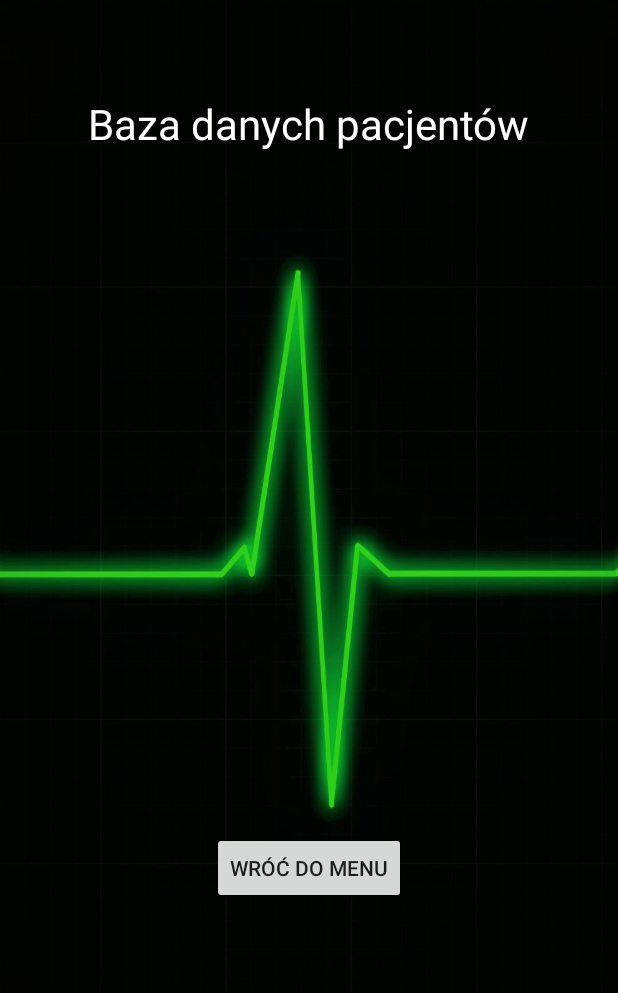
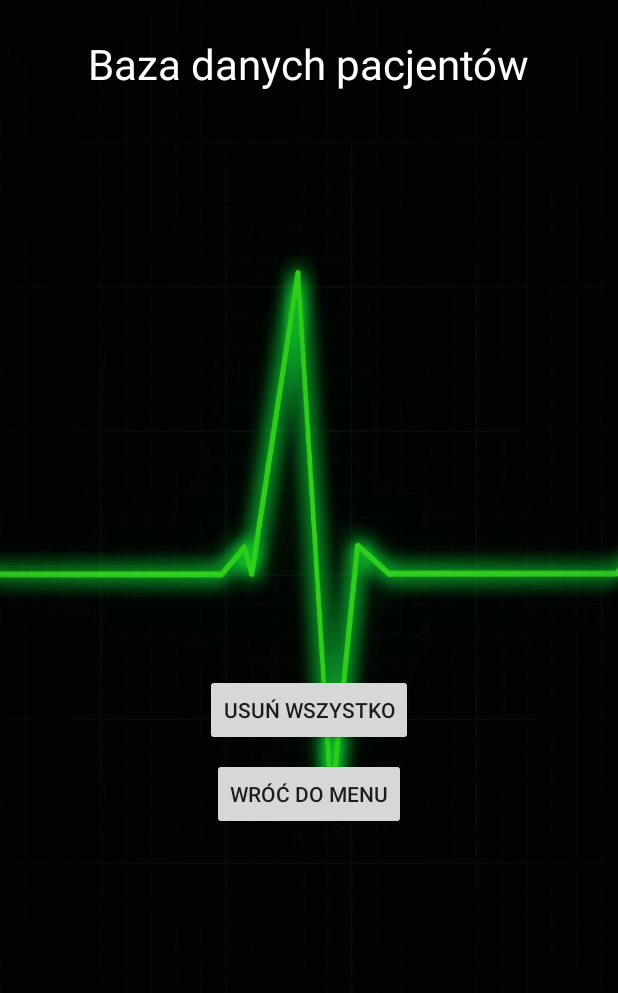
Before and after one commit to Sokols/DiseaseDetectorPL-HAK_Project, an Android app: the PatientsActivity screen opened directly, with no data from a screen before it, on a phone screen of 412 x 824 dp, the part 85-1078 px from its top. Run offline under Robolectric (Android 15) with nearby library versions, the phone set to English and light mode, and no system bars; our stand-ins replace Room's generated code; 1 statement that could not run was skipped.

Commit message:
FIRST VERSION OF CORRECT WORKING APP

```diff
--- a/app/src/main/java/pl/zhr/hak/wykrywaczchorob/PatientViewModel.java
+++ b/app/src/main/java/pl/zhr/hak/wykrywaczchorob/PatientViewModel.java
@@ -33,7 +33,11 @@ public class PatientViewModel extends AndroidViewModel {
         executorService.execute(() -> patientDao.update(patient));
     }
 
-    public void delete(final Patient patient) {
+    public void delete(Patient patient) {
         executorService.execute(() -> patientDao.delete(patient));
     }
+
+    public void deleteAll() {
+        executorService.execute(() -> patientDao.deleteAll());
+    }
 }
--- a/app/src/main/java/pl/zhr/hak/wykrywaczchorob/PatientsActivity.java
+++ b/app/src/main/java/pl/zhr/hak/wykrywaczchorob/PatientsActivity.java
@@ -20,19 +20,16 @@ public class PatientsActivity extends AppCompatActivity {
     PatientAdapter patientAdapter;
     PatientViewModel patientViewModel;
     Button buttonBackDataBase;
+    Button buttonDeleteAll;
 
     @Override
     protected void onCreate(Bundle savedInstanceState) {
         super.onCreate(savedInstanceState);
         setContentView(R.layout.activity_patients);
 
+        buttonDeleteAll = findViewById(R.id.buttonDeleteAll);
         buttonBackDataBase = findViewById(R.id.buttonBackDataBase);
-        buttonBackDataBase.setOnClickListener(new View.OnClickListener() {
-            @Override
-            public void onClick(View v) {
-                finish();
-            }
-        });
+        buttonBackDataBase.setOnClickListener(v -> finish());
 
         RecyclerView recyclerView = findViewById(R.id.recyclerView1);
         patientAdapter = new PatientAdapter(patientList, PatientsActivity.this);
@@ -40,8 +37,14 @@ public class PatientsActivity extends AppCompatActivity {
         recyclerView.setLayoutManager(new LinearLayoutManager(this));
         patientViewModel = new ViewModelProvider(this).get(PatientViewModel.class);
 
+        buttonDeleteAll.setOnClickListener(v -> {
+            patientViewModel.deleteAll();
+            // finish();
+            // startActivity(getIntent());
+        });
+
         Bundle data = getIntent().getExtras();
-        if (data.getBoolean("flag")) {
+        if (data.getBoolean("flag", false)) {
             int patientID = data.getInt("id");
             String name = data.getString("name");
             String surname = data.getString("surname");
@@ -49,12 +52,9 @@ public class PatientsActivity extends AppCompatActivity {
             patientViewModel.insert(new Patient(patientID, name, surname, disease));
         }
 
-        patientViewModel.getPatientList().observe(this, new Observer<List<Patient>>(){
-            @Override
-            public void onChanged(List<Patient> patients) {
-                patientList = patients;
-                patientAdapter.setPatients(patientList);
-            }
+        patientViewModel.getPatientList().observe(this, patients -> {
+            patientList = patients;
+            patientAdapter.setPatients(patientList);
         });
     }
 }
--- a/app/src/main/res/layout/activity_examination1.xml
+++ b/app/src/main/res/layout/activity_examination1.xml
@@ -12,7 +12,7 @@
         android:layout_width="wrap_content"
         android:layout_height="wrap_content"
         android:layout_marginStart="32dp"
-        android:layout_marginTop="64dp"
+        android:layout_marginTop="24dp"
         android:layout_marginEnd="32dp"
         android:text="@string/provideSymptoms"
         android:textColor="#FFFFFF"
--- a/app/src/main/res/layout/activity_examination2.xml
+++ b/app/src/main/res/layout/activity_examination2.xml
@@ -12,11 +12,11 @@
         android:layout_width="wrap_content"
         android:layout_height="wrap_content"
         android:layout_marginStart="32dp"
-        android:layout_marginTop="64dp"
+        android:layout_marginTop="24dp"
         android:layout_marginEnd="32dp"
+        android:background="#99000000"
         android:text="@string/diagnosis"
         android:textColor="#FFFFFF"
-        android:background="#99000000"
         android:textSize="28sp"
         app:layout_constraintEnd_toEndOf="parent"
         app:layout_constraintStart_toStartOf="parent"
--- a/app/src/main/res/layout/activity_patients.xml
+++ b/app/src/main/res/layout/activity_patients.xml
@@ -12,7 +12,7 @@
         android:layout_width="wrap_content"
         android:layout_height="wrap_content"
         android:layout_marginStart="32dp"
-        android:layout_marginTop="64dp"
+        android:layout_marginTop="24dp"
         android:layout_marginEnd="32dp"
         android:text="@string/data_base"
         android:textColor="#FFFFFF"
@@ -23,8 +23,8 @@
 
     <androidx.recyclerview.widget.RecyclerView
         android:id="@+id/recyclerView1"
-        android:layout_width="327dp"
-        android:layout_height="389dp"
+        android:layout_width="335dp"
+        android:layout_height="340dp"
         android:layout_marginStart="32dp"
         android:layout_marginTop="32dp"
         android:layout_marginEnd="32dp"
@@ -37,10 +37,22 @@
         android:layout_width="wrap_content"
         android:layout_height="wrap_content"
         android:layout_marginStart="32dp"
-        android:layout_marginTop="32dp"
+        android:layout_marginTop="8dp"
         android:layout_marginEnd="32dp"
         android:text="@string/back_to_menu"
         app:layout_constraintEnd_toEndOf="parent"
         app:layout_constraintStart_toStartOf="parent"
+        app:layout_constraintTop_toBottomOf="@+id/buttonDeleteAll" />
+
+    <Button
+        android:id="@+id/buttonDeleteAll"
+        android:layout_width="wrap_content"
+        android:layout_height="wrap_content"
+        android:layout_marginStart="32dp"
+        android:layout_marginTop="16dp"
+        android:layout_marginEnd="32dp"
+        android:text="@string/delete_all"
+        app:layout_constraintEnd_toEndOf="parent"
+        app:layout_constraintStart_toStartOf="parent"
         app:layout_constraintTop_toBottomOf="@+id/recyclerView1" />
 </androidx.constraintlayout.widget.ConstraintLayout>
--- a/app/src/main/res/values/strings.xml
+++ b/app/src/main/res/values/strings.xml
@@ -1,7 +1,7 @@
 <resources>
     <string name="app_name">Wykrywacz Chorób</string>
+    <string name="log">Login</string>
     <string name="hello">Witaj %s</string>
-    <string name="password">Hasło</string>
     <string name="login">Zaloguj</string>
     <string name="logout">Wyloguj</string>
     <string name="panel">Panel logowania</string>
@@ -37,5 +37,7 @@
     <string name="add_patient">Dodaj pacjenta</string>
     <string name="cannot_add">Nie możesz dodać do bazy pacjenta bez choroby</string>
     <string name="nullable"></string>
+    <string name="no_disease">Nie znaleziono choroby</string>
+    <string name="delete_all">Usuń wszystko</string>
 
 </resources>
```
Also changed, not shown: app/src/main/java/pl/zhr/hak/wykrywaczchorob/AddPatientActivity.java (+6 -11 lines), app/src/main/java/pl/zhr/hak/wykrywaczchorob/Examination1Activity.java (+3 -10 lines), app/src/main/java/pl/zhr/hak/wykrywaczchorob/Examination2Activity.java (+8 -10 lines), app/src/main/java/pl/zhr/hak/wykrywaczchorob/HomeActivity.java (+7 -19 lines), app/src/main/java/pl/zhr/hak/wykrywaczchorob/MainActivity.java (+10 -20 lines), app/src/main/res/layout/activity_add_patient.xml (+4 -4 lines), app/src/main/res/layout/activity_home.xml (+7 -7 lines), app/src/main/res/layout/activity_main.xml (+5 -22 lines), 1 other file.
